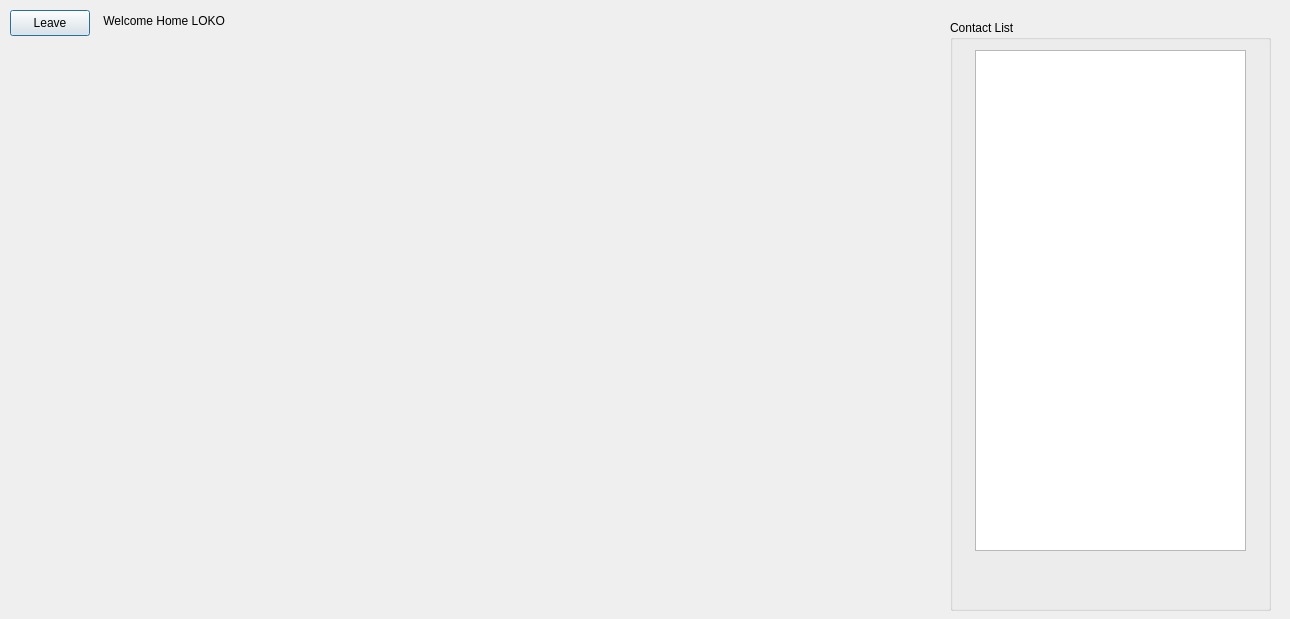
Before: the Qt Designer form client/src/forms/secdialog.ui in Clemon-R/Babel, drawn with Qt 5.
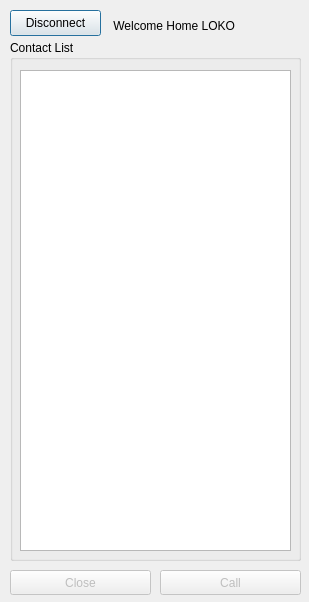
After: the same form once the commit is applied.

What changed in the file:
```diff
--- a/client/src/forms/secdialog.ui
+++ b/client/src/forms/secdialog.ui
@@ -6,8 +6,8 @@
    <rect>
     <x>0</x>
     <y>0</y>
-    <width>1290</width>
-    <height>619</height>
+    <width>309</width>
+    <height>602</height>
    </rect>
   </property>
   <property name="windowTitle">
@@ -16,10 +16,10 @@
   <widget class="QLabel" name="label">
    <property name="geometry">
     <rect>
-     <x>100</x>
-     <y>0</y>
+     <x>110</x>
+     <y>10</y>
      <width>191</width>
-     <height>41</height>
+     <height>31</height>
     </rect>
    </property>
    <property name="text">
@@ -29,10 +29,10 @@
   <widget class="QGroupBox" name="groupBox">
    <property name="geometry">
     <rect>
-     <x>950</x>
-     <y>20</y>
-     <width>321</width>
-     <height>591</height>
+     <x>10</x>
+     <y>40</y>
+     <width>291</width>
+     <height>521</height>
     </rect>
    </property>
    <property name="title">
@@ -41,12 +41,18 @@
    <widget class="QListView" name="listView">
     <property name="geometry">
      <rect>
-      <x>25</x>
+      <x>10</x>
       <y>30</y>
       <width>271</width>
-      <height>501</height>
+      <height>481</height>
      </rect>
     </property>
+    <property name="sizePolicy">
+     <sizepolicy hsizetype="Fixed" vsizetype="Fixed">
+      <horstretch>0</horstretch>
+      <verstretch>0</verstretch>
+     </sizepolicy>
+    </property>
    </widget>
   </widget>
   <widget class="QPushButton" name="pushButton">
@@ -54,12 +60,44 @@
     <rect>
      <x>10</x>
      <y>10</y>
-     <width>80</width>
+     <width>91</width>
      <height>26</height>
     </rect>
    </property>
    <property name="text">
-    <string>Leave</string>
+    <string>Disconnect</string>
+   </property>
+  </widget>
+  <widget class="QPushButton" name="closeBtn">
+   <property name="enabled">
+    <bool>false</bool>
+   </property>
+   <property name="geometry">
+    <rect>
+     <x>10</x>
+     <y>570</y>
+     <width>141</width>
+     <height>25</height>
+    </rect>
+   </property>
+   <property name="text">
+    <string>Close</string>
+   </property>
+  </widget>
+  <widget class="QPushButton" name="connectBtn">
+   <property name="enabled">
+    <bool>false</bool>
+   </property>
+   <property name="geometry">
+    <rect>
+     <x>160</x>
+     <y>570</y>
+     <width>141</width>
+     <height>25</height>
+    </rect>
+   </property>
+   <property name="text">
+    <string>Call</string>
    </property>
   </widget>
  </widget>
```
Left out of the diff: 6 changed lines with no effect on the pictures.
